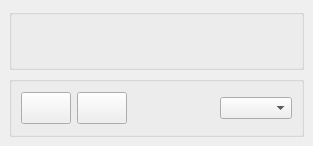
Old version of the form src/components/addons/gpsMap/ui/Gps_Map.ui in the repository KelSolaar/sIBL_GUI.
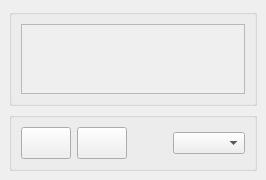
New version of the form.

Commit message:
Enhanced layouts methods behavior.
- Ui doesn't strobe anymore.
- Gps Map respects other widgets size and doesn't expand more than needeed.

```diff
--- a/src/components/addons/gpsMap/ui/Gps_Map.ui
+++ b/src/components/addons/gpsMap/ui/Gps_Map.ui
@@ -2,14 +2,6 @@
 <ui version="4.0">
  <class>Gps_Map_DockWidget</class>
  <widget class="QDockWidget" name="Gps_Map_DockWidget">
-  <property name="geometry">
-   <rect>
-    <x>0</x>
-    <y>0</y>
-    <width>313</width>
-    <height>146</height>
-   </rect>
-  </property>
   <property name="windowTitle">
    <string>Gps Map</string>
   </property>
@@ -23,7 +15,30 @@
       <property name="title">
        <string/>
       </property>
-      <layout class="QGridLayout" name="Map_groupBox_gridLayout"/>
+      <layout class="QGridLayout" name="Map_groupBox_gridLayout">
+       <item row="0" column="0">
+        <widget class="QScrollArea" name="Map_scrollArea">
+         <property name="widgetResizable">
+          <bool>true</bool>
+         </property>
+         <widget class="QWidget" name="Map_scrollAreaWidgetContents">
+          <property name="geometry">
+           <rect>
+            <x>0</x>
+            <y>0</y>
+            <width>255</width>
+            <height>76</height>
+           </rect>
+          </property>
+          <layout class="QGridLayout" name="Map_scrollAreaWidgetContents_gridLayout">
+           <property name="margin">
+            <number>0</number>
+           </property>
+          </layout>
+         </widget>
+        </widget>
+       </item>
+      </layout>
      </widget>
     </item>
     <item row="1" column="0">
```
Left out of the diff: 2 changed lines with no effect on the pictures. The commit also changes 4 other files.
